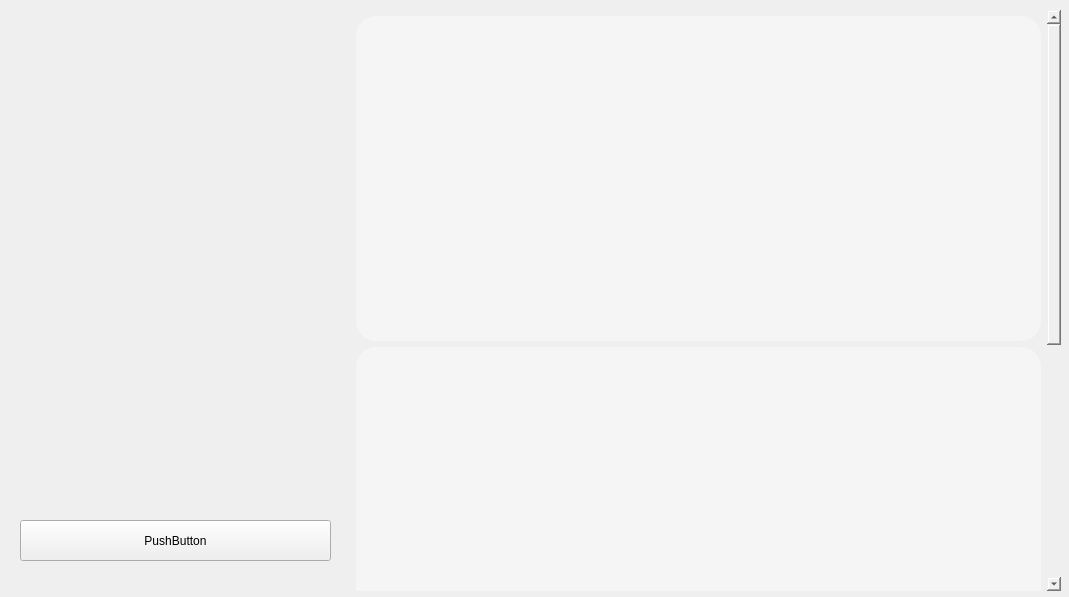
The window that python3/test.ui (GavriilSleptsov/ansible) describes before a commit, drawn with Qt 5.
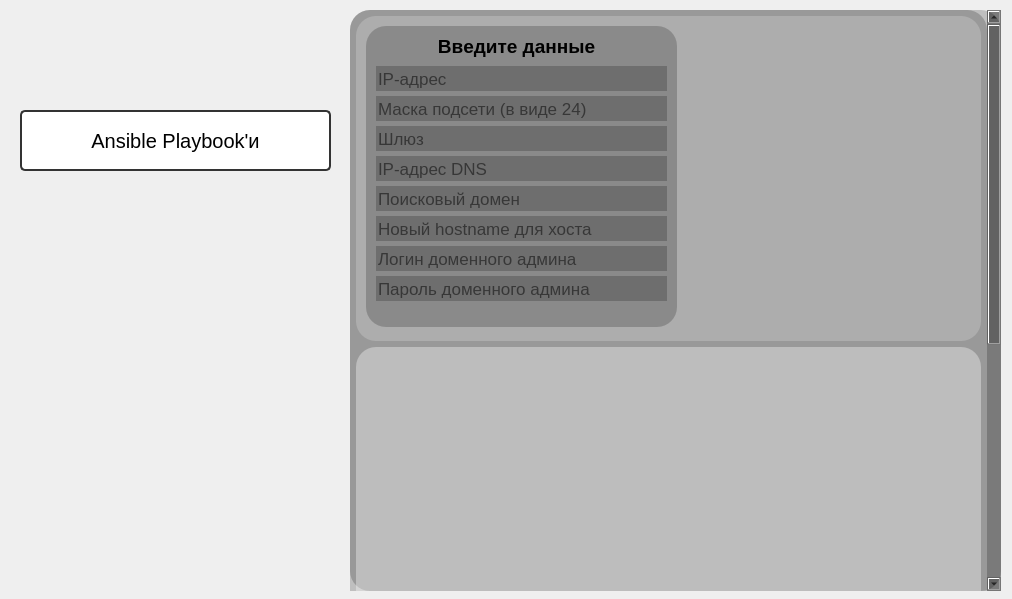
The same window after the commit. Icons and pictures are not drawn.

```diff
--- a/python3/test.ui
+++ b/python3/test.ui
@@ -6,8 +6,8 @@
    <rect>
     <x>0</x>
     <y>0</y>
-    <width>1069</width>
-    <height>597</height>
+    <width>1012</width>
+    <height>599</height>
    </rect>
   </property>
   <property name="cursor">
@@ -20,10 +20,21 @@
    <iconset>
     <normaloff>logo_window_icon.png</normaloff>logo_window_icon.png</iconset>
   </property>
+  <property name="styleSheet">
+   <string notr="true"/>
+  </property>
   <widget class="QWidget" name="centralwidget">
+   <property name="font">
+    <font>
+     <family>Nirmala UI Semilight</family>
+    </font>
+   </property>
    <property name="cursor">
     <cursorShape>ArrowCursor</cursorShape>
    </property>
+   <property name="styleSheet">
+    <string notr="true"/>
+   </property>
    <widget class="QLabel" name="MainBackground">
     <property name="geometry">
      <rect>
@@ -42,25 +53,6 @@
      <string/>
     </property>
    </widget>
-   <widget class="QLabel" name="OpacityBackground">
-    <property name="geometry">
-     <rect>
-      <x>350</x>
-      <y>10</y>
-      <width>711</width>
-      <height>581</height>
-     </rect>
-    </property>
-    <property name="styleSheet">
-     <string notr="true">QLabel#OpacityBackground {
-	background: rgba(255,255,255,0.35);
-	border-radius: 20px;
-};</string>
-    </property>
-    <property name="text">
-     <string/>
-    </property>
-   </widget>
    <widget class="QLabel" name="OpacityBackground_2">
     <property name="geometry">
      <rect>
@@ -84,13 +76,42 @@
     <property name="geometry">
      <rect>
       <x>20</x>
-      <y>520</y>
+      <y>110</y>
       <width>311</width>
-      <height>41</height>
+      <height>61</height>
      </rect>
     </property>
+    <property name="font">
+     <font>
+      <family>Yu Gothic UI</family>
+      <pointsize>15</pointsize>
+      <weight>50</weight>
+      <bold>false</bold>
+     </font>
+    </property>
+    <property name="styleSheet">
+     <string notr="true">QPushButton#AnsiblePlaybook_Button {
+    border: 2px solid #333; /* Цвет рамки */
+    border-radius: 5px; /* Скругление углов */
+    padding: 5px 10px; /* Внутренний отступ */
+    background-color: #fff; /* Цвет фона */
+}
+
+QPushButton#AnsiblePlaybook_Button:hover {
+    background-color: #444; /* Цвет фона при наведении */
+    color: #fff; /* Цвет текста при наведении */
+}
+
+QPushButton#AnsiblePlaybook_Button:pressed {
+ background-color: #666; /* Цвет фона при нажатии */
+    color: #fff; /* Цвет текста при нажатии */
+}</string>
+    </property>
     <property name="text">
-     <string>PushButton</string>
+     <string>Ansible Playbook'и</string>
+    </property>
+    <property name="autoDefault">
+     <bool>false</bool>
     </property>
    </widget>
    <widget class="QScrollArea" name="AnsiblePlaybook_Area">
@@ -98,13 +119,13 @@
      <rect>
       <x>350</x>
       <y>10</y>
-      <width>711</width>
+      <width>651</width>
       <height>581</height>
      </rect>
     </property>
     <property name="styleSheet">
-     <string notr="true">background: transparent;
-border: none;</string>
+     <string notr="true">border-radius: 20px;
+background: rgba(0,0,0,0.2);</string>
     </property>
     <property name="verticalScrollBarPolicy">
      <enum>Qt::ScrollBarAsNeeded</enum>
@@ -123,7 +144,7 @@
       <rect>
        <x>0</x>
        <y>0</y>
-       <width>694</width>
+       <width>634</width>
        <height>1000</height>
       </rect>
      </property>
@@ -133,6 +154,14 @@
        <height>1000</height>
       </size>
      </property>
+     <property name="font">
+      <font>
+       <family>Niagara Engraved</family>
+      </font>
+     </property>
+     <property name="styleSheet">
+      <string notr="true"/>
+     </property>
      <layout class="QVBoxLayout" name="verticalLayout">
       <property name="spacing">
        <number>6</number>
@@ -150,10 +179,17 @@
        <number>6</number>
       </property>
       <item>
-       <widget class="QFrame" name="frame_3">
+       <widget class="QFrame" name="Ansible_network_and_domain">
+        <property name="font">
+         <font>
+          <family>MV Boli</family>
+         </font>
+        </property>
         <property name="styleSheet">
-         <string notr="true">background: rgba(255,255,255,0.35);
-border-radius: 20px;</string>
+         <string notr="true">QFrame#Ansible_network_and_domain {
+	background: rgba(255,255,255,0.2);
+	border-radius: 20px;
+}</string>
         </property>
         <property name="frameShape">
          <enum>QFrame::StyledPanel</enum>
@@ -161,6 +197,249 @@
         <property name="frameShadow">
          <enum>QFrame::Raised</enum>
         </property>
+        <widget class="QFrame" name="network_and_domain_frame">
+         <property name="geometry">
+          <rect>
+           <x>10</x>
+           <y>10</y>
+           <width>311</width>
+           <height>301</height>
+          </rect>
+         </property>
+         <property name="styleSheet">
+          <string notr="true">QFrame#network_and_domain_frame {
+	background: rgba(255,255,255,1);
+}
+
+
+QFrame &gt; QLineEdit {
+    border: 1px solid #333;
+    background-color: #fff;
+}
+</string>
+         </property>
+         <property name="frameShape">
+          <enum>QFrame::StyledPanel</enum>
+         </property>
+         <property name="frameShadow">
+          <enum>QFrame::Raised</enum>
+         </property>
+         <widget class="QLineEdit" name="IP">
+          <property name="geometry">
+           <rect>
+            <x>10</x>
+            <y>40</y>
+            <width>291</width>
+            <height>25</height>
+           </rect>
+          </property>
+          <property name="font">
+           <font>
+            <family>Yu Gothic UI</family>
+            <pointsize>13</pointsize>
+           </font>
+          </property>
+          <property name="text">
+           <string/>
+          </property>
+          <property name="placeholderText">
+           <string>IP-адрес</string>
+          </property>
+          <property name="clearButtonEnabled">
+           <bool>true</bool>
+          </property>
+         </widget>
+         <widget class="QLineEdit" name="Netmask">
+          <property name="geometry">
+           <rect>
+            <x>10</x>
+            <y>70</y>
+            <width>291</width>
+            <height>25</height>
+           </rect>
+          </property>
+          <property name="font">
+           <font>
+            <family>Yu Gothic UI</family>
+            <pointsize>13</pointsize>
+           </font>
+          </property>
+          <property name="placeholderText">
+           <string>Маска подсети (в виде 24)</string>
+          </property>
+          <property name="clearButtonEnabled">
+           <bool>true</bool>
+          </property>
+         </widget>
+         <widget class="QLineEdit" name="Gateway">
+          <property name="geometry">
+           <rect>
+            <x>10</x>
+            <y>100</y>
+            <width>291</width>
+            <height>25</height>
+           </rect>
+          </property>
+          <property name="font">
+           <font>
+            <family>Yu Gothic UI</family>
+            <pointsize>13</pointsize>
+           </font>
+          </property>
+          <property name="placeholderText">
+           <string>Шлюз</string>
+          </property>
+          <property name="clearButtonEnabled">
+           <bool>true</bool>
+          </property>
+         </widget>
+         <widget class="QLineEdit" name="DNS">
+          <property name="geometry">
+           <rect>
+            <x>10</x>
+            <y>130</y>
+            <width>291</width>
+            <height>25</height>
+           </rect>
+          </property>
+          <property name="font">
+           <font>
+            <family>Yu Gothic UI</family>
+            <pointsize>13</pointsize>
+           </font>
+          </property>
+          <property name="placeholderText">
+           <string>IP-адрес DNS</string>
+          </property>
+          <property name="clearButtonEnabled">
+           <bool>true</bool>
+          </property>
+         </widget>
+         <widget class="QLineEdit" name="SearchDomain">
+          <property name="geometry">
+           <rect>
+            <x>10</x>
+            <y>160</y>
+            <width>291</width>
+            <height>25</height>
+           </rect>
+          </property>
+          <property name="font">
+           <font>
+            <family>Yu Gothic UI</family>
+            <pointsize>13</pointsize>
+           </font>
+          </property>
+          <property name="placeholderText">
+           <string>Поисковый домен</string>
+          </property>
+          <property name="clearButtonEnabled">
+           <bool>true</bool>
+          </property>
+         </widget>
+         <widget class="QLineEdit" name="Hostname">
+          <property name="geometry">
+           <rect>
+            <x>10</x>
+            <y>190</y>
+            <width>291</width>
+            <height>25</height>
+           </rect>
+          </property>
+          <property name="font">
+           <font>
+            <family>Yu Gothic UI</family>
+            <pointsize>13</pointsize>
+           </font>
+          </property>
+          <property name="placeholderText">
+           <string>Новый hostname для хоста</string>
+          </property>
+          <property name="clearButtonEnabled">
+           <bool>true</bool>
+          </property>
+         </widget>
+         <widget class="QLineEdit" name="LoginAdmin">
+          <property name="geometry">
+           <rect>
+            <x>10</x>
+            <y>220</y>
+            <width>291</width>
+            <height>25</height>
+           </rect>
+          </property>
+          <property name="font">
+           <font>
+            <family>Yu Gothic UI</family>
+            <pointsize>13</pointsize>
+           </font>
+          </property>
+          <property name="placeholderText">
+           <string>Логин доменного админа</string>
+          </property>
+          <property name="clearButtonEnabled">
+           <bool>true</bool>
+          </property>
+         </widget>
+         <widget class="QLineEdit" name="PasswordAdmin">
+          <property name="geometry">
+           <rect>
+            <x>10</x>
+            <y>250</y>
+            <width>291</width>
+            <height>25</height>
+           </rect>
+          </property>
+          <property name="font">
+           <font>
+            <family>Yu Gothic UI</family>
+            <pointsize>13</pointsize>
+           </font>
+          </property>
+          <property name="echoMode">
+           <enum>QLineEdit::Normal</enum>
+          </property>
+          <property name="placeholderText">
+           <string>Пароль доменного админа</string>
+          </property>
+          <property name="clearButtonEnabled">
+           <bool>true</bool>
+          </property>
+         </widget>
+         <widget class="QLabel" name="network_and_domain_frame_title">
+          <property name="geometry">
+           <rect>
+            <x>60</x>
+            <y>5</y>
+            <width>181</width>
+            <height>31</height>
+           </rect>
+          </property>
+          <property name="font">
+           <font>
+            <family>Yu Gothic UI</family>
+            <pointsize>14</pointsize>
+            <weight>75</weight>
+            <italic>false</italic>
+            <bold>true</bold>
+            <underline>false</underline>
+            <strikeout>false</strikeout>
+            <kerning>false</kerning>
+           </font>
+          </property>
+          <property name="styleSheet">
+           <string notr="true">QLabel#network_and_domain_frame_title {
+	background: transparent;
+}</string>
+          </property>
+          <property name="text">
+           <string>Введите данные</string>
+          </property>
+          <property name="alignment">
+           <set>Qt::AlignCenter</set>
+          </property>
+         </widget>
+        </widget>
        </widget>
       </item>
       <item>
```
Left out of the diff: 19 changed lines with no effect on the pictures.
